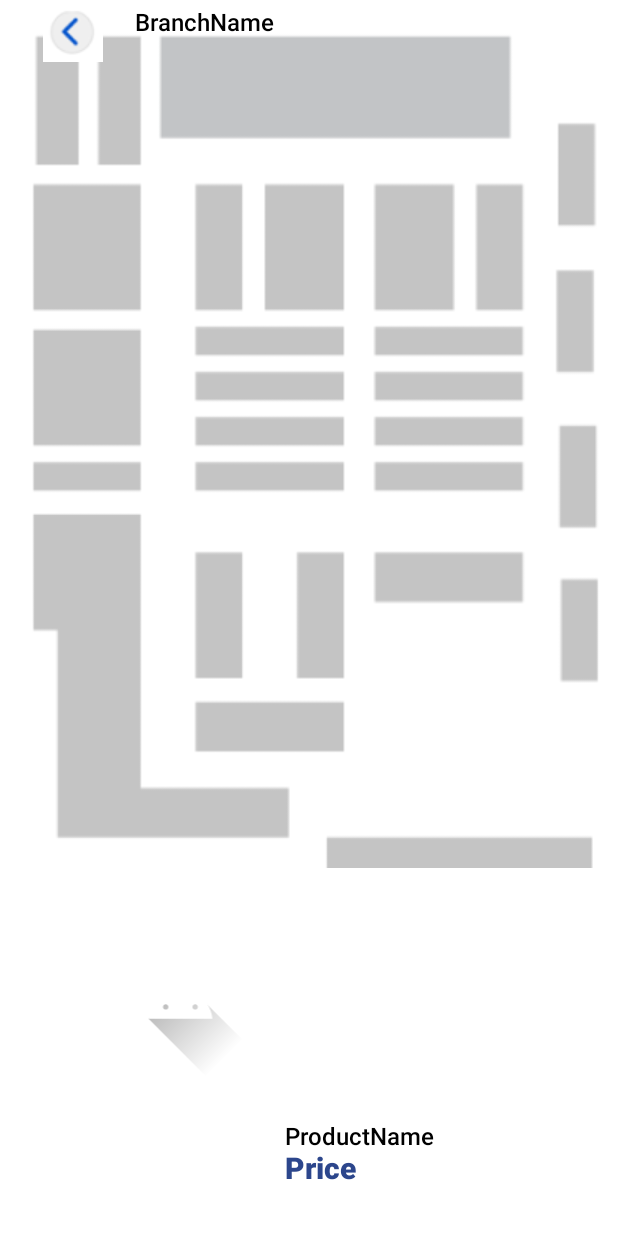
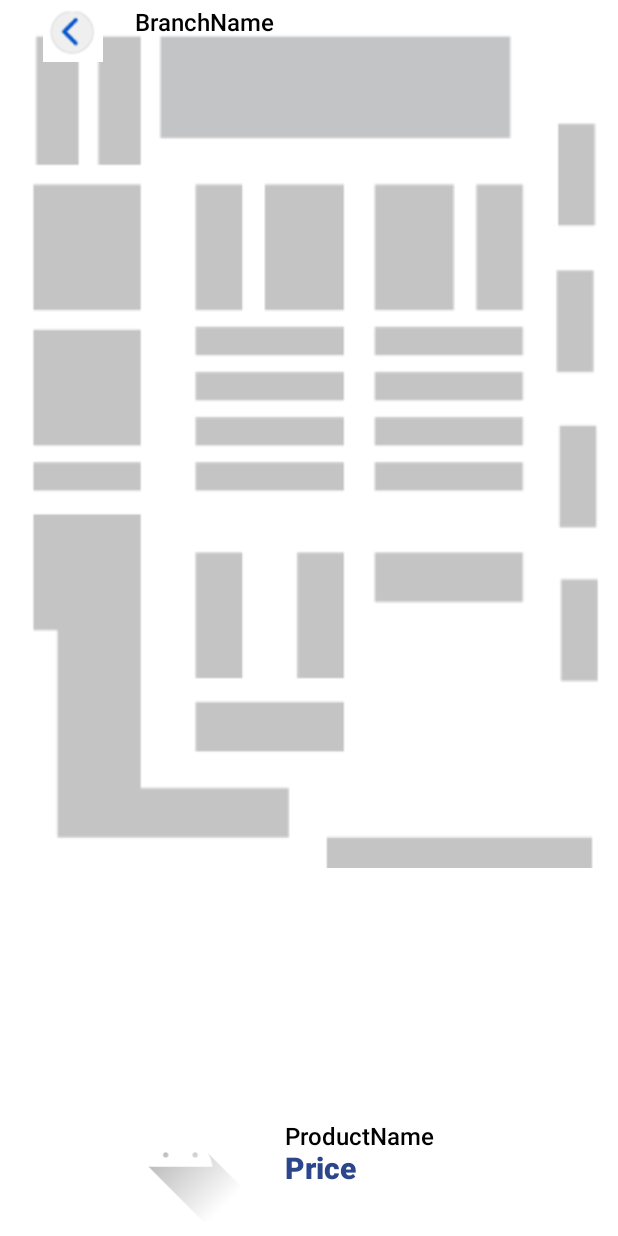
Before and after one commit to SidP12/AppLocator, an Android app: the layout activity_navigator.xml on its own in the app's theme, with its tools: preview values and no code run, on a phone screen of 412 x 824 dp. Run offline under Robolectric (Android 15) with nearby library versions, the phone set to English and light mode, and no system bars.

```diff
--- a/app/src/main/res/layout/activity_navigator.xml
+++ b/app/src/main/res/layout/activity_navigator.xml
@@ -41,8 +41,10 @@
         android:id="@+id/productImg"
         android:layout_width="170dp"
         android:layout_height="100dp"
+        android:layout_alignParentStart="true"
+        android:layout_alignParentBottom="true"
         android:layout_marginStart="35dp"
-        android:layout_marginTop="620dp"
+        android:layout_marginBottom="5dp"
         app:srcCompat="@drawable/ic_launcher_foreground" />
 
     <TextView
```
Also changed, not shown: app/src/main/java/com/example/myapplication/ProductDetailsPage.java (+12 -4 lines).
